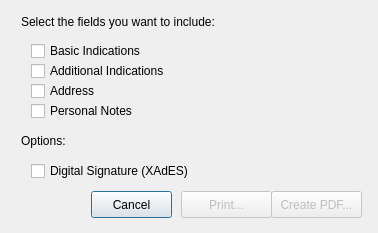
12019/svn.gov.pt, file _src/eidmw/eidgui/dlgPrint.ui: the form before one commit.
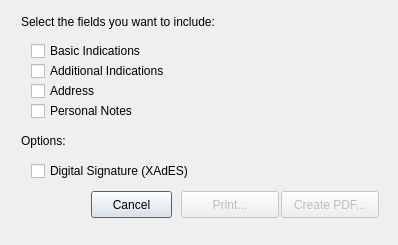
The form after the commit. Icons and pictures are not drawn.

```diff
--- a/_src/eidmw/eidgui/dlgPrint.ui
+++ b/_src/eidmw/eidgui/dlgPrint.ui
@@ -6,8 +6,8 @@
    <rect>
     <x>0</x>
     <y>0</y>
-    <width>378</width>
-    <height>233</height>
+    <width>398</width>
+    <height>245</height>
    </rect>
   </property>
   <property name="windowTitle">
@@ -145,7 +145,7 @@
        <rect>
         <x>170</x>
         <y>180</y>
-        <width>91</width>
+        <width>98</width>
         <height>27</height>
        </rect>
       </property>
@@ -159,9 +159,9 @@
       </property>
       <property name="geometry">
        <rect>
-        <x>260</x>
+        <x>270</x>
         <y>180</y>
-        <width>91</width>
+        <width>98</width>
         <height>27</height>
        </rect>
       </property>
```
